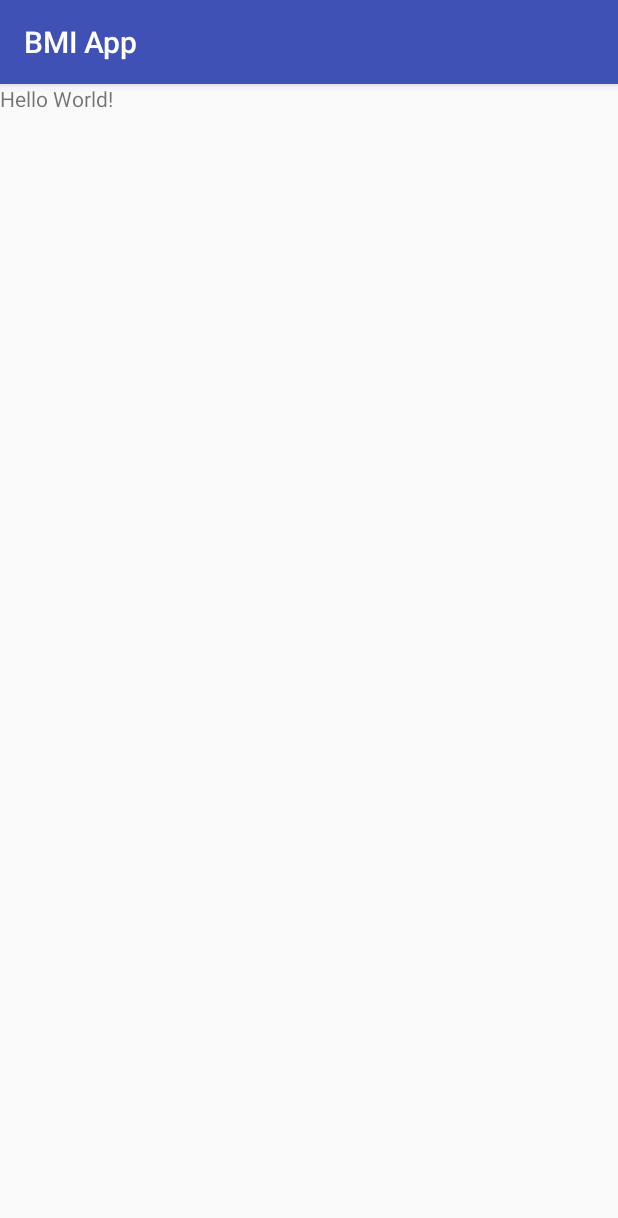
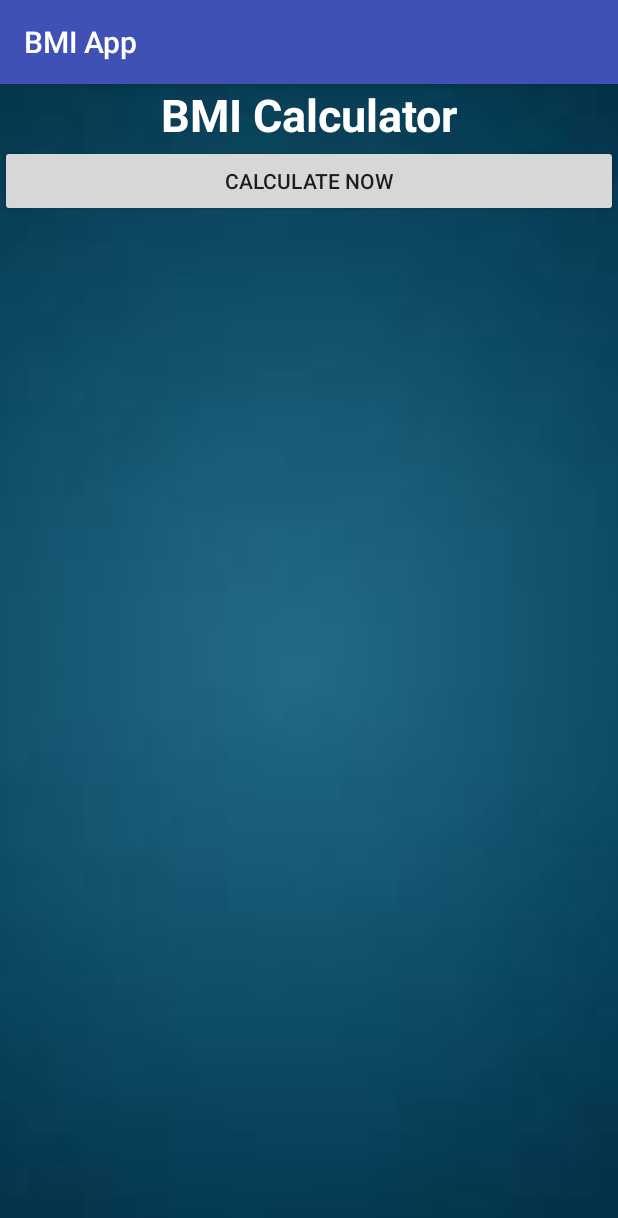
Before and after one commit to omrobbie/udemy-android-beginner-to-advance, an Android app: the screen it shows after launch (MainActivity), on a phone screen of 412 x 824 dp. Shown: the top 1218 px of the screen. Run offline under Robolectric (Android 15) with nearby library versions, the phone set to English and light mode, and no system bars.

Commit message:
create layout design

```diff
--- a/BMIApp/app/src/main/AndroidManifest.xml
+++ b/BMIApp/app/src/main/AndroidManifest.xml
@@ -16,6 +16,7 @@
                 <category android:name="android.intent.category.LAUNCHER" />
             </intent-filter>
         </activity>
+        <activity android:name=".Main2Activity"></activity>
     </application>
 
 </manifest>
--- a/BMIApp/app/src/main/res/layout/activity_main.xml
+++ b/BMIApp/app/src/main/res/layout/activity_main.xml
@@ -4,15 +4,27 @@
     xmlns:tools="http://schemas.android.com/tools"
     android:layout_width="match_parent"
     android:layout_height="match_parent"
+    android:background="@drawable/background"
+    android:orientation="vertical"
     tools:context="com.omrobbie.bmiapp.MainActivity">
 
     <TextView
-        android:layout_width="wrap_content"
+        android:layout_width="match_parent"
         android:layout_height="wrap_content"
-        android:text="Hello World!"
+        android:text="BMI Calculator"
+        android:textAlignment="center"
+        android:textColor="@android:color/white"
+        android:textSize="30sp"
+        android:textStyle="bold"
         app:layout_constraintBottom_toBottomOf="parent"
         app:layout_constraintLeft_toLeftOf="parent"
         app:layout_constraintRight_toRightOf="parent"
         app:layout_constraintTop_toTopOf="parent" />
 
+    <Button
+        android:id="@+id/button"
+        android:layout_width="match_parent"
+        android:layout_height="wrap_content"
+        android:text="Calculate Now" />
+
 </LinearLayout>
```
Also changed, not shown: BMIApp/app/src/main/java/com/omrobbie/bmiapp/Main2Activity.java (added, +13 -0 lines), BMIApp/app/src/main/res/layout/activity_main2.xml (added, +57 -0 lines), BMIApp/app/src/main/res/drawable-v24/background.jpg (added).
